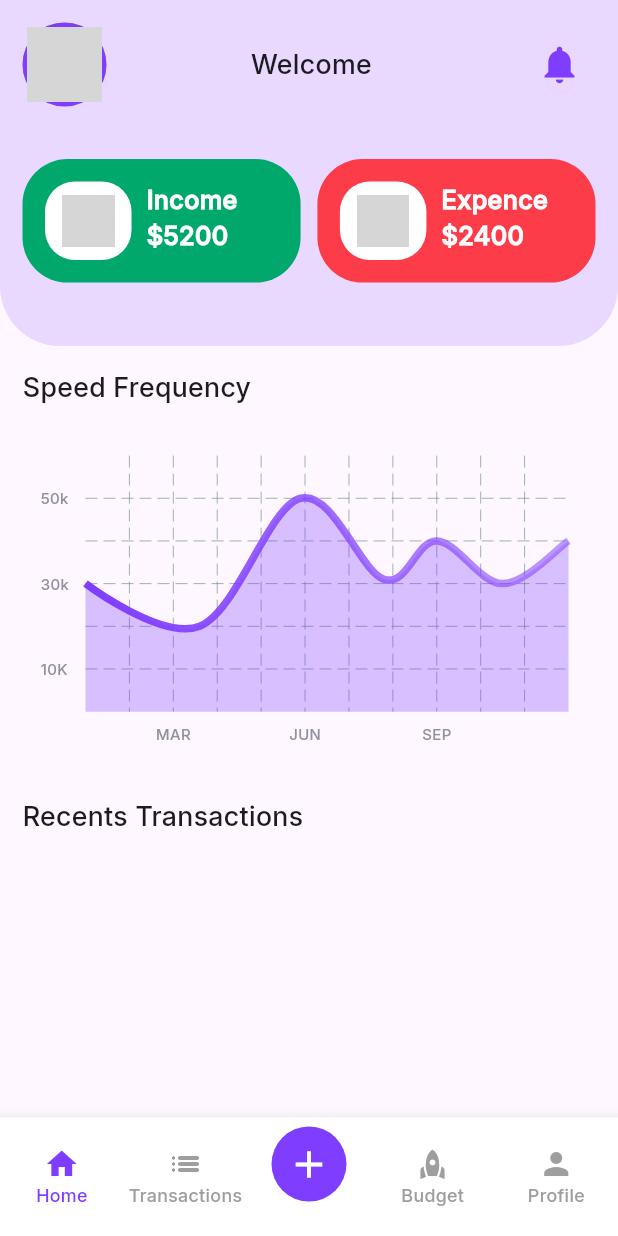
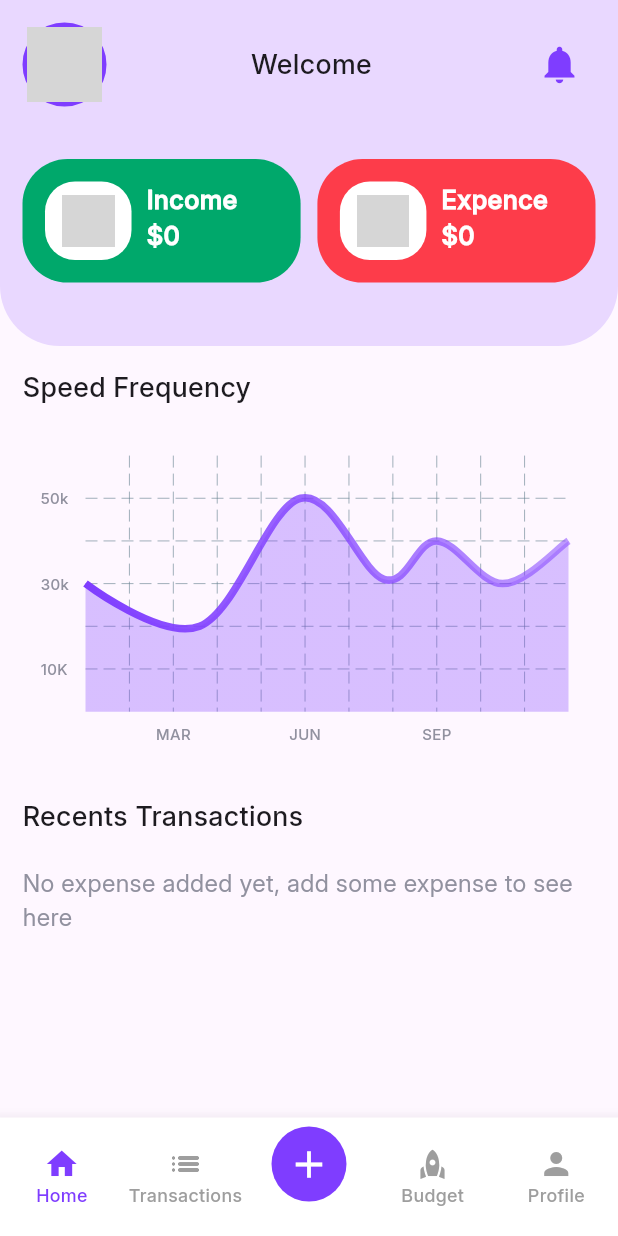
Before and after one commit to sandu2002/expenz, a Flutter app: the MainScreen screen opened directly, on a phone screen of 412 x 824 dp. Run offline on Flutter 3.47's test engine with Material 3 defaults, Android fonts, the phone set to English and light mode, and no system bars; drawn by our look-alikes of fl_chart; our stand-ins replace shared_preferences, smooth_page_indicator; accounts and stored records are empty; network calls fail; grey boxes are pictures that could not be loaded.

Commit message:
updated home page amount cal

```diff
--- a/lib/screens/home_screen.dart
+++ b/lib/screens/home_screen.dart
@@ -1,4 +1,5 @@
 import 'package:expenz/models/expense.model.dart';
+import 'package:expenz/models/income_model.dart';
 import 'package:expenz/service/user_services.dart';
 import 'package:expenz/utils/colors.dart';
 import 'package:expenz/utils/constants.dart';
@@ -9,7 +10,9 @@ import 'package:flutter/material.dart';
 
 class HomeScreen extends StatefulWidget {
   final List<Expense> expenseList;
-  const HomeScreen({super.key, required this.expenseList});
+  final List<Income> incomeList;
+  const HomeScreen(
+      {super.key, required this.expenseList, required this.incomeList});
 
   @override
   State<HomeScreen> createState() => _HomeScreenState();
@@ -19,6 +22,8 @@ class _HomeScreenState extends State<HomeScreen> {
   //for store the username
 
   String username = "";
+  double expensetotal = 0;
+  double incometotal = 0;
   @override
   void initState() {
     //get the username form the shared preferences
@@ -29,7 +34,17 @@ class _HomeScreenState extends State<HomeScreen> {
         username = value['username']!;
       }
     });
-    super.initState();
+    setState(() {
+      //total amount of expenses
+      for (var i = 0; i < widget.expenseList.length; i++) {
+        expensetotal += widget.expenseList[i].amount;
+      }
+
+      //total amount of income
+      for (var i = 0; i < widget.incomeList.length; i++) {
+        incometotal += widget.incomeList[i].amount;
+      }
+    });
   }
 
   Widget build(BuildContext context) {
@@ -104,14 +119,14 @@ class _HomeScreenState extends State<HomeScreen> {
                           children: [
                             IncomeExpenceCard(
                               title: "Income",
-                              amount: 5200,
+                              amount: incometotal,
                               imageUrl:
                                   "https://cdn-icons-png.flaticon.com/512/8140/8140224.png",
                               bgColor: kGreen,
                             ),
                             IncomeExpenceCard(
                               title: "Expence",
-                              amount: 2400,
+                              amount: expensetotal,
                               imageUrl:
                                   "https://cdn-icons-png.freepik.com/512/10502/10502550.png",
                               bgColor: kRed,
@@ -160,7 +175,18 @@ class _HomeScreenState extends State<HomeScreen> {
                     ),
                     Column(
                       children: [
-                        ListView.builder(
+                        widget.expenseList.isEmpty
+                            ? Center(
+                                child: Text(
+                                  "No expense added yet, add some expense to see here",
+                                  style: TextStyle(
+                                    fontSize: 16,
+                                    //fontWeight: FontWeight.bold,
+                                    color: kGrey,
+                                  ),
+                                ),
+                              )
+                            : ListView.builder(
                                 shrinkWrap: true,
                                 scrollDirection: Axis.vertical,
                                 physics: NeverScrollableScrollPhysics(),
--- a/lib/screens/main_screen.dart
+++ b/lib/screens/main_screen.dart
@@ -92,6 +92,7 @@ class _MainScreenState extends State<MainScreen> {
     final List<Widget> pages = [
       HomeScreen(
         expenseList: expenseList,
+        incomeList: incomeList,
       ),
 
       TransactionScreen(
```
Also changed, not shown: lib/screens/transactions_screen.dart (+20 -2 lines). Lines whose indentation alone changed are shown as unchanged.
